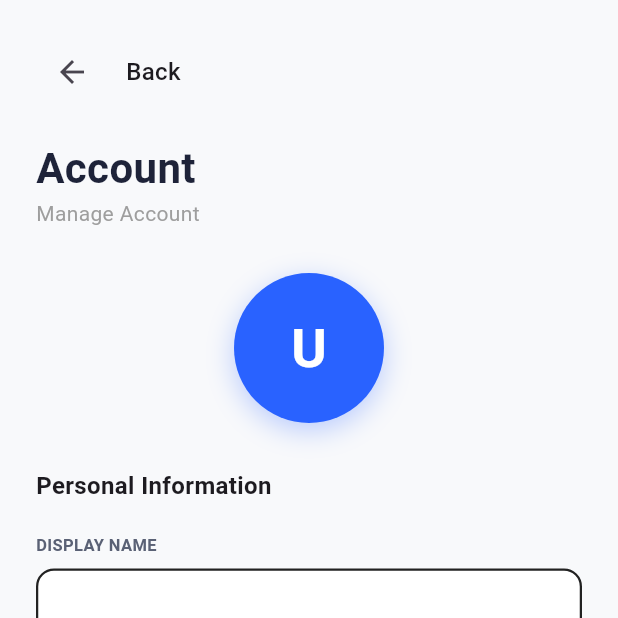
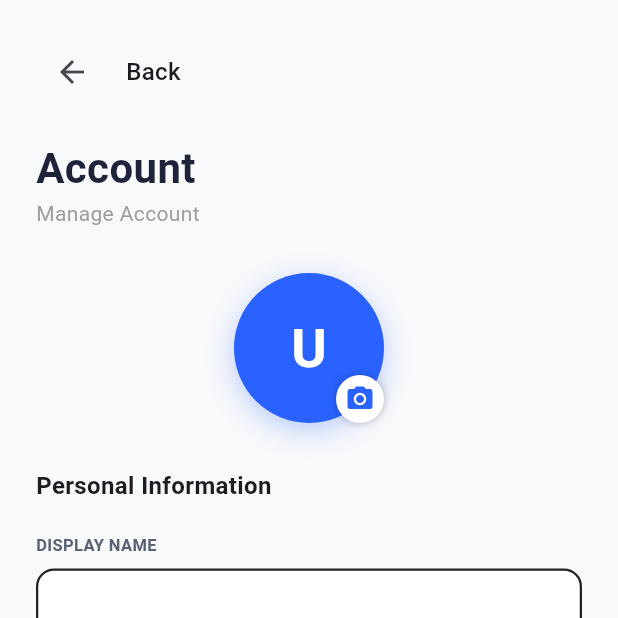
Before and after one commit to Alaric-Jeff/smart-rack-v2, a Flutter app: the EditProfileScreen screen opened directly, on a phone screen of 412 x 824 dp, the top half of it. Run offline on Flutter 3.47's test engine with Material 3 defaults, Android fonts, the phone set to English and light mode, and no system bars; our stand-ins replace cloud_firestore, firebase_auth, firebase_core, firebase_storage, flutter_blue_plus, google_sign_in and 2 more; accounts and stored records are empty.

Commit message:
added a photo place holder for edit profile

```diff
--- a/lib/edit_profile.dart
+++ b/lib/edit_profile.dart
@@ -2,6 +2,9 @@ import 'package:flutter/material.dart';
 import 'package:flutter/services.dart';
 import 'package:firebase_auth/firebase_auth.dart';
 import 'package:cloud_firestore/cloud_firestore.dart';
+import 'package:firebase_storage/firebase_storage.dart'; // Added for Storage
+import 'package:image_picker/image_picker.dart'; // Added for Gallery
+import 'dart:io'; // Added for File handling
 import 'dart:convert';
 import 'package:http/http.dart' as http;
 
@@ -26,11 +29,13 @@ class _EditProfileScreenState extends State<EditProfileScreen> {
   late TextEditingController _addressController;
 
   String? _photoUrl;
+  File? _selectedImage; // Added to hold the new local image
   bool _hasPassword = false;
   String? _signInProvider;
 
   final FirebaseAuth _auth = FirebaseAuth.instance;
   final FirebaseFirestore _firestore = FirebaseFirestore.instance;
+  final FirebaseStorage _storage = FirebaseStorage.instance; // Added Storage Instance
 
   // --- Deactivation Variables ---
   String? _selectedDeactivationReason;
@@ -74,6 +79,28 @@ class _EditProfileScreenState extends State<EditProfileScreen> {
     _contactNumberController.dispose();
     _addressController.dispose();
     super.dispose();
+  }
+
+  // --- NEW: Function to Pick Image ---
+  Future<void> _pickImage() async {
+    try {
+      final ImagePicker picker = ImagePicker();
+      final XFile? image = await picker.pickImage(
+        source: ImageSource.gallery,
+        maxWidth: 512,
+        maxHeight: 512,
+        imageQuality: 75
+      );
+
+      if (image != null) {
+        setState(() {
+          _selectedImage = File(image.path);
+        });
+      }
+    } catch (e) {
+      debugPrint("Image Picker Error: $e");
+      _showSnackBar("Error picking image", Colors.red);
+    }
   }
 
   Future<List<String>> _fetchAddressSuggestions(String query) async {
@@ -249,6 +276,23 @@ class _EditProfileScreenState extends State<EditProfileScreen> {
       if (user == null) return;
 
       final Map<String, dynamic> updates = {};
+
+      // --- NEW: Upload Image if Selected ---
+      if (_selectedImage != null) {
+        try {
+          final String fileName = '${user.uid}_profile.jpg';
+          final Reference ref = _storage.ref().child('user_images').child(fileName);
+
+          await ref.putFile(_selectedImage!);
+          final String downloadUrl = await ref.getDownloadURL();
+
+          updates['photoUrl'] = downloadUrl;
+        } catch (e) {
+          debugPrint("Image upload failed: $e");
+          _showSnackBar("Failed to upload image, but saving text data.", Colors.orange);
+        }
+      }
+
       updates['displayName'] = _displayNameController.text.trim();
       updates['firstName'] = _firstNameController.text.trim();
       updates['lastName'] = _lastNameController.text.trim();
@@ -259,6 +303,12 @@ class _EditProfileScreenState extends State<EditProfileScreen> {
       updates['isPhoneVerified'] = _isPhoneVerified;
 
       await _firestore.collection('users').doc(user.uid).update(updates);
+
+      // Update local state if we uploaded a photo so we don't show the FileImage next time
+      if (updates.containsKey('photoUrl')) {
+        _photoUrl = updates['photoUrl'];
+        _selectedImage = null;
+      }
 
       if (mounted) {
         setState(() => _isSaving = false);
@@ -455,12 +505,48 @@ class _EditProfileScreenState extends State<EditProfileScreen> {
                 const Text("Manage Account", style: TextStyle(fontSize: 14, color: Colors.grey)),
                 const SizedBox(height: 30),
 
+                // --- UPDATED PROFILE PICTURE SECTION ---
                 Center(
-                  child: Container(
-                    width: 100, height: 100,
-                    decoration: BoxDecoration(color: const Color(0xFF2962FF), shape: BoxShape.circle, boxShadow: [BoxShadow(color: const Color(0xFF2962FF).withOpacity(0.3), blurRadius: 15, offset: const Offset(0, 5))]),
-                    alignment: Alignment.center,
-                    child: Text(_getInitials(), style: const TextStyle(fontSize: 36, fontWeight: FontWeight.bold, color: Colors.white, letterSpacing: 2)),
+                  child: GestureDetector(
+                    onTap: _pickImage, // Allow tapping to change image
+                    child: Stack(
+                      children: [
+                        Container(
+                          width: 100, height: 100,
+                          decoration: BoxDecoration(
+                            color: const Color(0xFF2962FF),
+                            shape: BoxShape.circle,
+                            boxShadow: [BoxShadow(color: const Color(0xFF2962FF).withOpacity(0.3), blurRadius: 15, offset: const Offset(0, 5))],
+                            // 1. Show Local Image if picked
+                            image: _selectedImage != null
+                              ? DecorationImage(image: FileImage(_selectedImage!), fit: BoxFit.cover)
+                              : (_photoUrl != null && _photoUrl!.isNotEmpty
+                                  // 2. Show Online Image if available
+                                  ? DecorationImage(image: NetworkImage(_photoUrl!), fit: BoxFit.cover)
+                                  : null),
+                          ),
+                          alignment: Alignment.center,
+                          // 3. Fallback to Initials ONLY if no local image AND no online image
+                          child: (_selectedImage == null && (_photoUrl == null || _photoUrl!.isEmpty))
+                              ? Text(_getInitials(), style: const TextStyle(fontSize: 36, fontWeight: FontWeight.bold, color: Colors.white, letterSpacing: 2))
+                              : null,
+                        ),
+                        // Camera Icon Overlay
+                        Positioned(
+                          bottom: 0,
+                          right: 0,
+                          child: Container(
+                            padding: const EdgeInsets.all(6),
+                            decoration: const BoxDecoration(
+                              color: Colors.white,
+                              shape: BoxShape.circle,
+                              boxShadow: [BoxShadow(color: Colors.black26, blurRadius: 4)],
+                            ),
+                            child: const Icon(Icons.camera_alt, size: 20, color: Color(0xFF2962FF)),
+                          ),
+                        ),
+                      ],
+                    ),
                   ),
                 ),
                 const SizedBox(height: 30),
```
